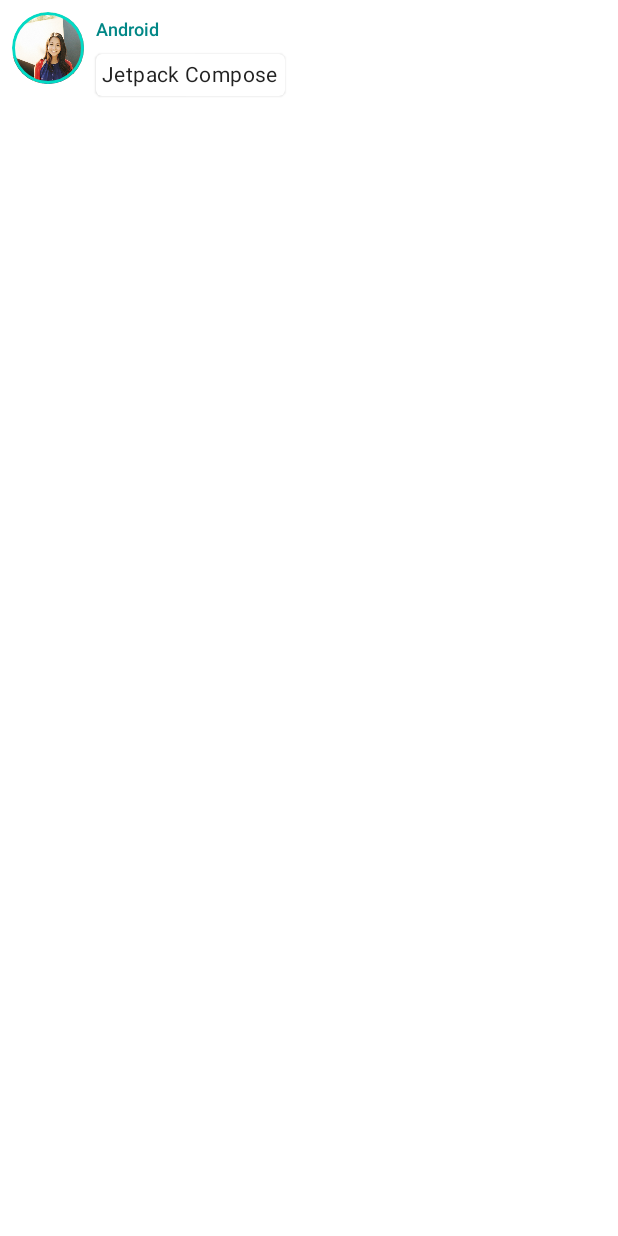
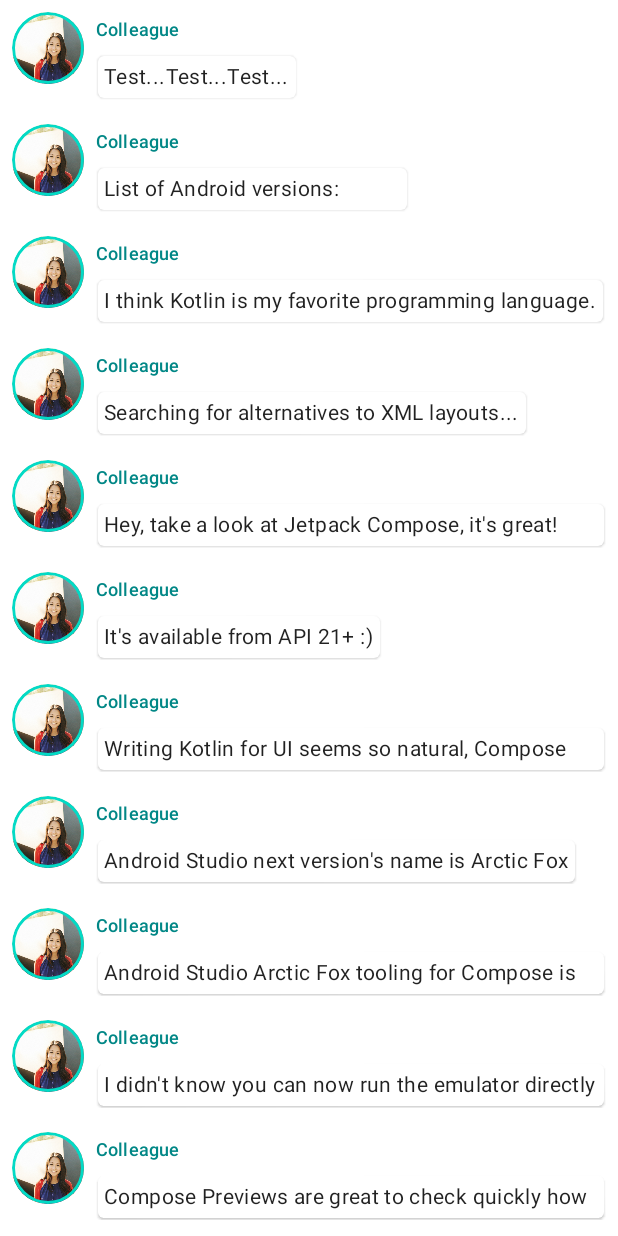
Before and after one commit to shxun6934/android-jetpack-compose-tutorial, an Android app built with Jetpack Compose: the screen it shows after launch (MainActivity), on a phone screen of 412 x 824 dp. Run offline under Robolectric (Android 15) with nearby library versions, the phone set to English and light mode, and no system bars.

Commit message:
Add Animation

```diff
--- a/app/build.gradle
+++ b/app/build.gradle
@@ -53,12 +53,11 @@ dependencies {
     implementation "androidx.compose.ui:ui-tooling-preview:$compose_version"
     implementation 'androidx.lifecycle:lifecycle-runtime-ktx:2.3.1'
     implementation 'androidx.activity:activity-compose:1.3.1'
+    implementation 'com.google.android.material:material:1.6.1'
     testImplementation 'junit:junit:4.13.2'
     androidTestImplementation 'androidx.test.ext:junit:1.1.3'
     androidTestImplementation 'androidx.test.espresso:espresso-core:3.4.0'
     androidTestImplementation "androidx.compose.ui:ui-test-junit4:$compose_version"
     debugImplementation "androidx.compose.ui:ui-tooling:$compose_version"
     debugImplementation "androidx.compose.ui:ui-test-manifest:$compose_version"
-
-    implementation 'com.google.android.material:material:1.6.1'
 }
--- a/app/src/main/java/com/shunichi/compose_tutorial/MainActivity.kt
+++ b/app/src/main/java/com/shunichi/compose_tutorial/MainActivity.kt
@@ -4,8 +4,11 @@ import android.content.res.Configuration.UI_MODE_NIGHT_YES
 import android.os.Bundle
 import androidx.activity.ComponentActivity
 import androidx.activity.compose.setContent
+import androidx.compose.animation.animateColorAsState
+import androidx.compose.animation.animateContentSize
 import androidx.compose.foundation.Image
 import androidx.compose.foundation.border
+import androidx.compose.foundation.clickable
 import androidx.compose.foundation.layout.Column
 import androidx.compose.foundation.layout.Row
 import androidx.compose.foundation.layout.Spacer
@@ -20,12 +23,17 @@ import androidx.compose.material.MaterialTheme
 import androidx.compose.material.Surface
 import androidx.compose.material.Text
 import androidx.compose.runtime.Composable
+import androidx.compose.runtime.getValue
+import androidx.compose.runtime.mutableStateOf
+import androidx.compose.runtime.remember
+import androidx.compose.runtime.setValue
 import androidx.compose.ui.Modifier
 import androidx.compose.ui.draw.clip
 import androidx.compose.ui.res.painterResource
 import androidx.compose.ui.tooling.preview.Preview
 import androidx.compose.ui.unit.dp
 import androidx.compose.ui.unit.sp
+import com.shunichi.compose_tutorial.ui.data.SampleData
 import com.shunichi.compose_tutorial.ui.theme.ComposeTutorialTheme
 
 class MainActivity : ComponentActivity() {
@@ -35,7 +43,8 @@ class MainActivity : ComponentActivity() {
             // Text("Hello world!")
             // MessageCard("Android")
             ComposeTutorialTheme {
-                MessageCard(Message("Android", "Jetpack Compose"))
+                // MessageCard(Message("Android", "Jetpack Compose"))
+                Conversation(SampleData.conversationSample)
             }
         }
     }
@@ -62,7 +71,12 @@ fun MessageCard(msg: Message) {
 
         Spacer(modifier = Modifier.width(8.dp))
 
-        Column {
+        var isExpanded by remember { mutableStateOf(false) }
+        val surfaceColor by animateColorAsState(
+            if (isExpanded) MaterialTheme.colors.primary else MaterialTheme.colors.surface
+        )
+
+        Column(modifier = Modifier.clickable { isExpanded = !isExpanded }) {
             Text(
                 text = msg.author,
                 fontSize = 12.sp,
@@ -70,12 +84,20 @@ fun MessageCard(msg: Message) {
                 style = MaterialTheme.typography.subtitle2
             )
             Spacer(modifier = Modifier.height(4.dp))
-            Surface(shape = MaterialTheme.shapes.medium, elevation = 1.dp) {
+            Surface(
+                shape = MaterialTheme.shapes.medium,
+                elevation = 1.dp,
+                color = surfaceColor,
+                modifier = Modifier
+                    .animateContentSize()
+                    .padding(1.dp)
+            ) {
                 Text(
                     text = msg.body,
                     fontSize = 14.sp,
                     modifier = Modifier.padding(all = 4.dp),
-                    style = MaterialTheme.typography.body2
+                    style = MaterialTheme.typography.body2,
+                    maxLines = if (isExpanded) Int.MAX_VALUE else 1,
                 )
             }
         }
@@ -96,8 +118,9 @@ fun Conversation(messages: List<Message>) {
 @Composable
 fun PreviewMessageCard() {
     ComposeTutorialTheme {
-        MessageCard(
-            msg = Message("Colleague", "Hey, take a look at Jetpack Compose, it's great!")
-        )
+        // MessageCard(
+        //     msg = Message("Colleague", "Hey, take a look at Jetpack Compose, it's great!")
+        // )
+        Conversation(SampleData.conversationSample)
     }
 }
--- /dev/null
+++ b/app/src/main/java/com/shunichi/compose_tutorial/ui/data/SampleData.kt
@@ -0,0 +1,74 @@
+package com.shunichi.compose_tutorial.ui.data
+
+import com.shunichi.compose_tutorial.Message
+
+object SampleData {
+    // Sample conversation data
+    val conversationSample = listOf(
+        Message(
+            "Colleague",
+            "Test...Test...Test..."
+        ),
+        Message(
+            "Colleague",
+            "List of Android versions:\n" +
+                "Android KitKat (API 19)\n" +
+                "Android Lollipop (API 21)\n" +
+                "Android Marshmallow (API 23)\n" +
+                "Android Nougat (API 24)\n" +
+                "Android Oreo (API 26)\n" +
+                "Android Pie (API 28)\n" +
+                "Android 10 (API 29)\n" +
+                "Android 11 (API 30)\n" +
+                "Android 12 (API 31)\n"
+        ),
+        Message(
+            "Colleague",
+            "I think Kotlin is my favorite programming language.\n" +
+                "It's so much fun!"
+        ),
+        Message(
+            "Colleague",
+            "Searching for alternatives to XML layouts..."
+        ),
+        Message(
+            "Colleague",
+            "Hey, take a look at Jetpack Compose, it's great!\n" +
+                "It's the Android's modern toolkit for building native UI." +
+                "It simplifies and accelerates UI development on Android." +
+                "Less code, powerful tools, and intuitive Kotlin APIs :)"
+        ),
+        Message(
+            "Colleague",
+            "It's available from API 21+ :)"
+        ),
+        Message(
+            "Colleague",
+            "Writing Kotlin for UI seems so natural, Compose where have you been all my life?"
+        ),
+        Message(
+            "Colleague",
+            "Android Studio next version's name is Arctic Fox"
+        ),
+        Message(
+            "Colleague",
+            "Android Studio Arctic Fox tooling for Compose is top notch ^_^"
+        ),
+        Message(
+            "Colleague",
+            "I didn't know you can now run the emulator directly from Android Studio"
+        ),
+        Message(
+            "Colleague",
+            "Compose Previews are great to check quickly how a composable layout looks like"
+        ),
+        Message(
+            "Colleague",
+            "Previews are also interactive after enabling the experimental setting"
+        ),
+        Message(
+            "Colleague",
+            "Have you tried writing build.gradle with KTS?"
+        ),
+    )
+}
```
